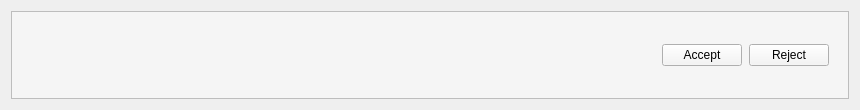
The window that Client/inviteuserwidgetitem.ui (emanuelemanciuria96/CollaborativePad_ClientServerSystem) describes before a commit, drawn with Qt 5.
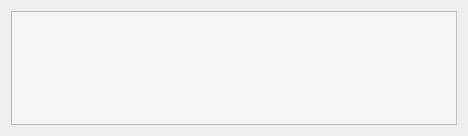
The same window after the commit.

Patch:
```diff
--- a/Client/inviteuserwidgetitem.ui
+++ b/Client/inviteuserwidgetitem.ui
@@ -6,8 +6,8 @@
    <rect>
     <x>0</x>
     <y>0</y>
-    <width>860</width>
-    <height>110</height>
+    <width>468</width>
+    <height>136</height>
    </rect>
   </property>
   <property name="windowTitle">
@@ -57,21 +57,45 @@
           <property name="text">
            <string/>
           </property>
+          <property name="wordWrap">
+           <bool>true</bool>
+          </property>
          </widget>
         </item>
         <item>
          <layout class="QHBoxLayout" name="horizontalLayout_2">
+          <property name="spacing">
+           <number>10</number>
+          </property>
+          <property name="leftMargin">
+           <number>5</number>
+          </property>
+          <property name="topMargin">
+           <number>5</number>
+          </property>
+          <property name="rightMargin">
+           <number>5</number>
+          </property>
+          <property name="bottomMargin">
+           <number>5</number>
+          </property>
           <item>
            <widget class="QPushButton" name="acceptButton">
+            <property name="styleSheet">
+             <string notr="true">border: none</string>
+            </property>
             <property name="text">
-             <string>Accept</string>
+             <string/>
             </property>
            </widget>
           </item>
           <item>
            <widget class="QPushButton" name="rejectButton">
+            <property name="styleSheet">
+             <string notr="true">border: none</string>
+            </property>
             <property name="text">
-             <string>Reject</string>
+             <string/>
             </property>
            </widget>
           </item>
```
